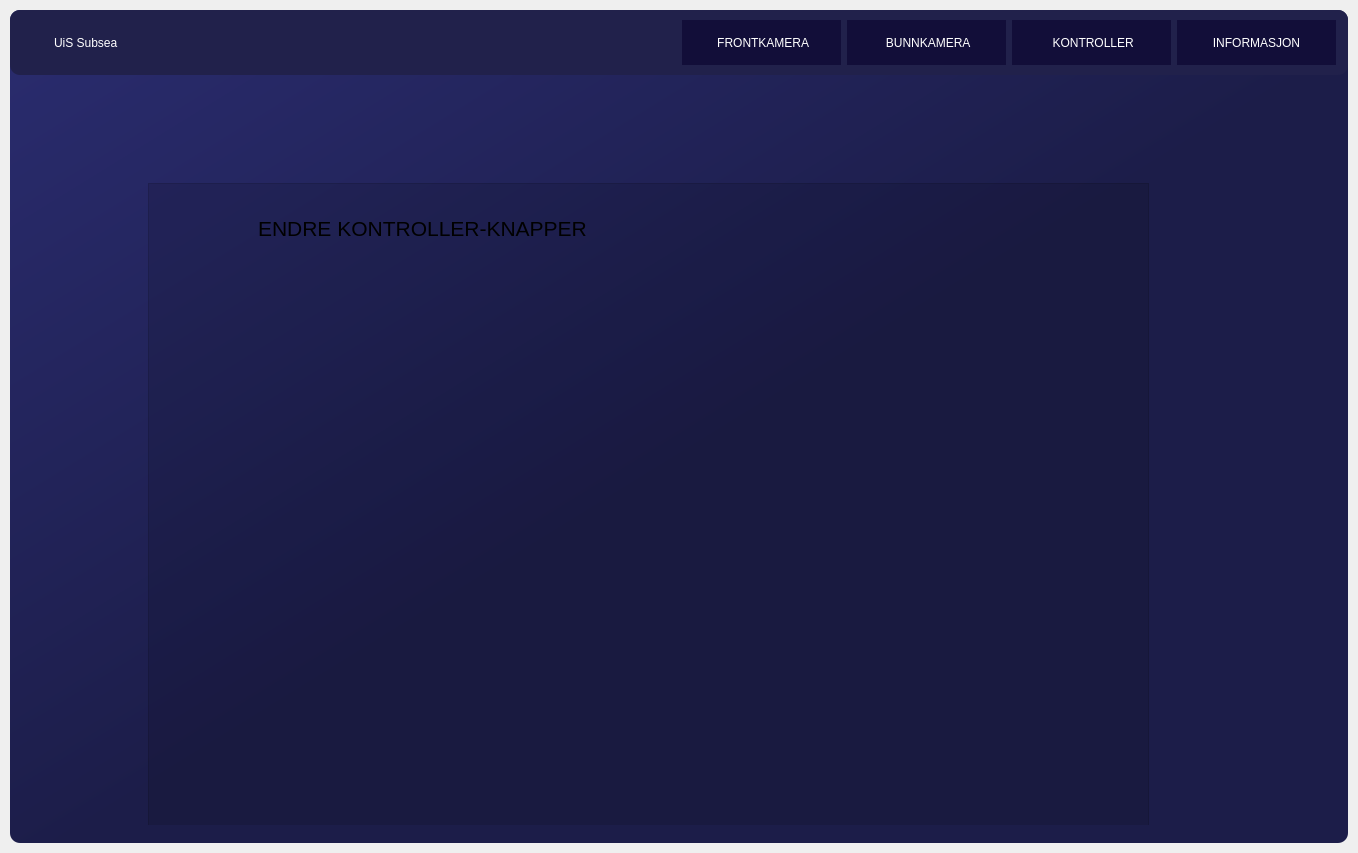
Before: the Qt Designer form Subsea_QT_GUI/SUBSEAGUI.ui in VebjornRiiser/uis-subsea, drawn with Qt 5.
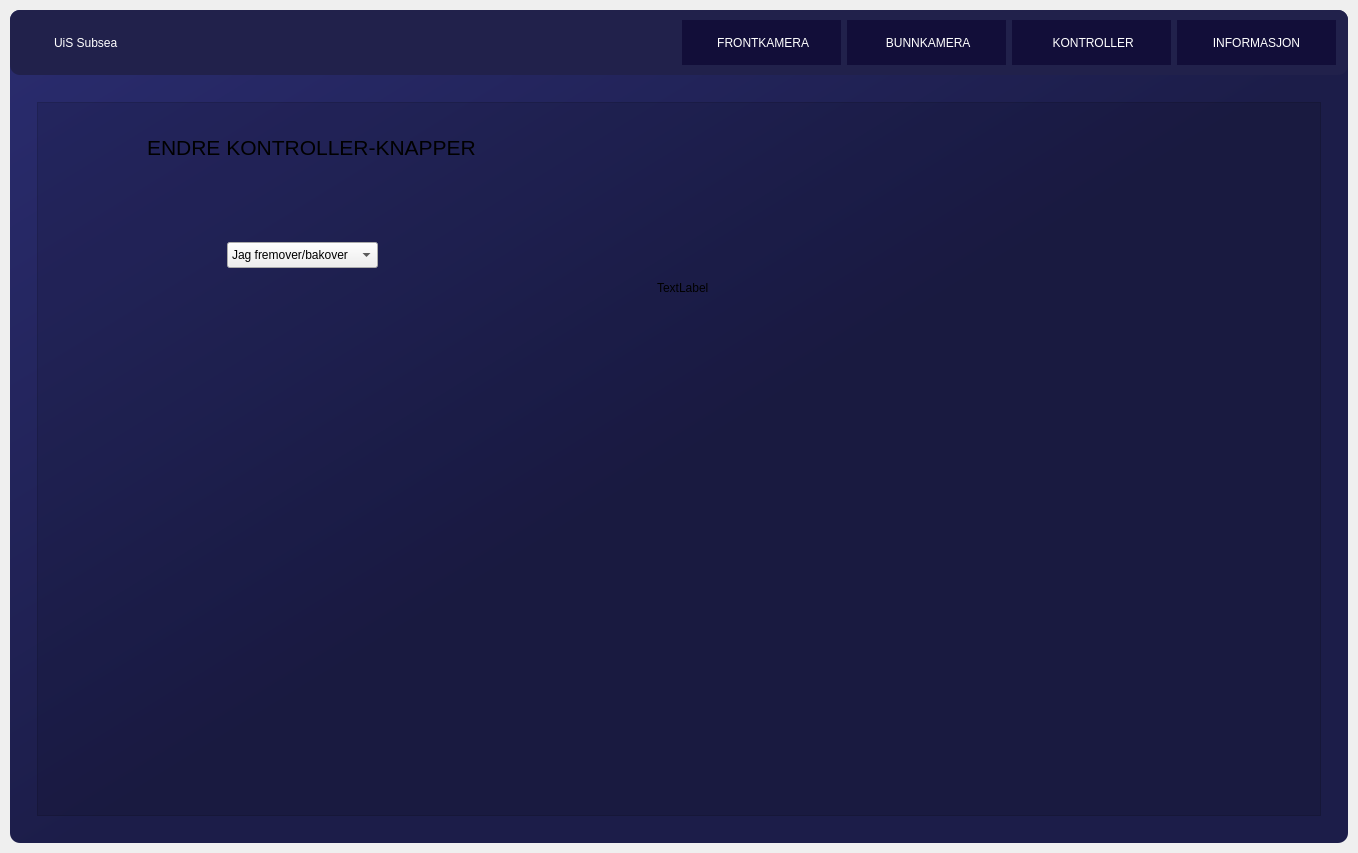
After: the same form once the commit is applied. The open tabs and pages were chosen to show the change. Icons and pictures are not drawn.

```diff
--- a/Subsea_QT_GUI/SUBSEAGUI.ui
+++ b/Subsea_QT_GUI/SUBSEAGUI.ui
@@ -596,15 +596,9 @@
                 <property name="frameShadow">
                  <enum>QFrame::Raised</enum>
                 </property>
+                <layout class="QVBoxLayout" name="verticalLayout_15">
+                 <item>
                 <widget class="QFrame" name="frame_14">
-                 <property name="geometry">
-                  <rect>
-                   <x>120</x>
-                   <y>90</y>
-                   <width>1001</width>
-                   <height>741</height>
-                  </rect>
-                 </property>
                  <property name="frameShape">
                   <enum>QFrame::StyledPanel</enum>
                  </property>
@@ -633,8 +627,8 @@
                  <widget class="QLabel" name="label_4">
                   <property name="geometry">
                    <rect>
-                    <x>300</x>
-                    <y>270</y>
+                      <x>350</x>
+                      <y>210</y>
                     <width>461</width>
                     <height>301</height>
                    </rect>
@@ -649,7 +643,37 @@
                    <bool>true</bool>
                   </property>
                  </widget>
-                </widget>
+                   <widget class="QComboBox" name="comboBox">
+                    <property name="geometry">
+                     <rect>
+                      <x>190</x>
+                      <y>140</y>
+                      <width>151</width>
+                      <height>26</height>
+                     </rect>
+                    </property>
+                    <item>
+                     <property name="text">
+                      <string>Jag fremover/bakover</string>
+                     </property>
+                    </item>
+                   </widget>
+                   <widget class="QLabel" name="label_5">
+                    <property name="geometry">
+                     <rect>
+                      <x>620</x>
+                      <y>100</y>
+                      <width>341</width>
+                      <height>171</height>
+                     </rect>
+                    </property>
+                    <property name="text">
+                     <string>TextLabel</string>
+                    </property>
+                   </widget>
+                  </widget>
+                 </item>
+                </layout>
                </widget>
               </item>
              </layout>
```
Left out of the diff: 36 changed lines with no effect on the pictures. Lines whose indentation alone changed are shown as unchanged.
